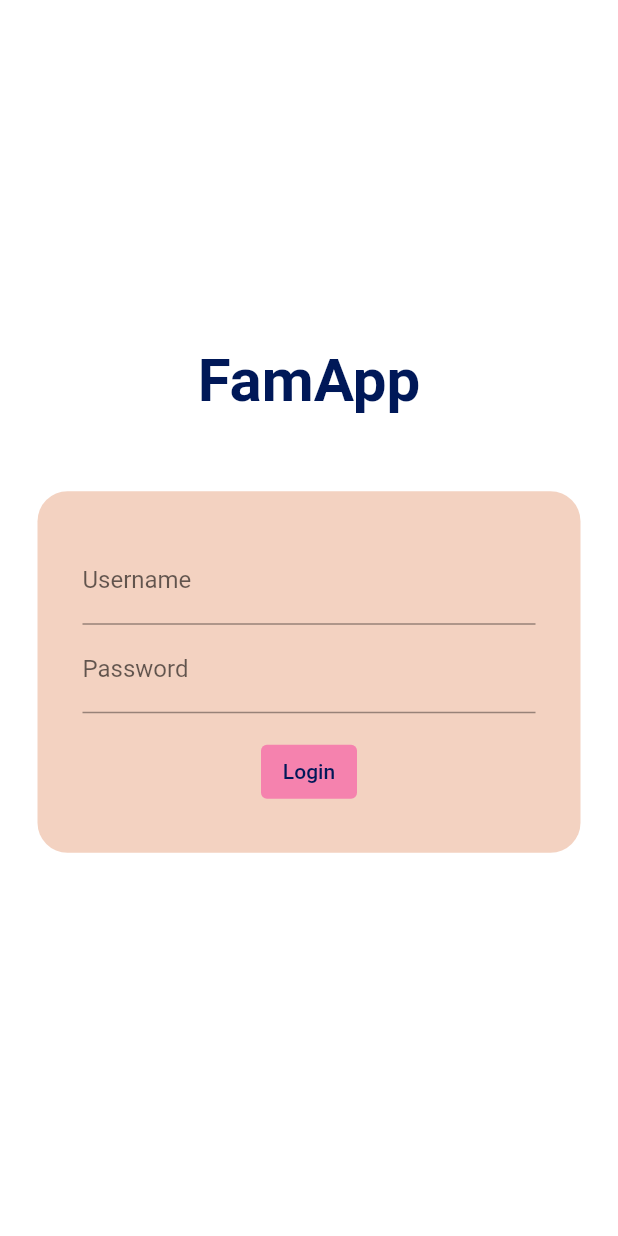
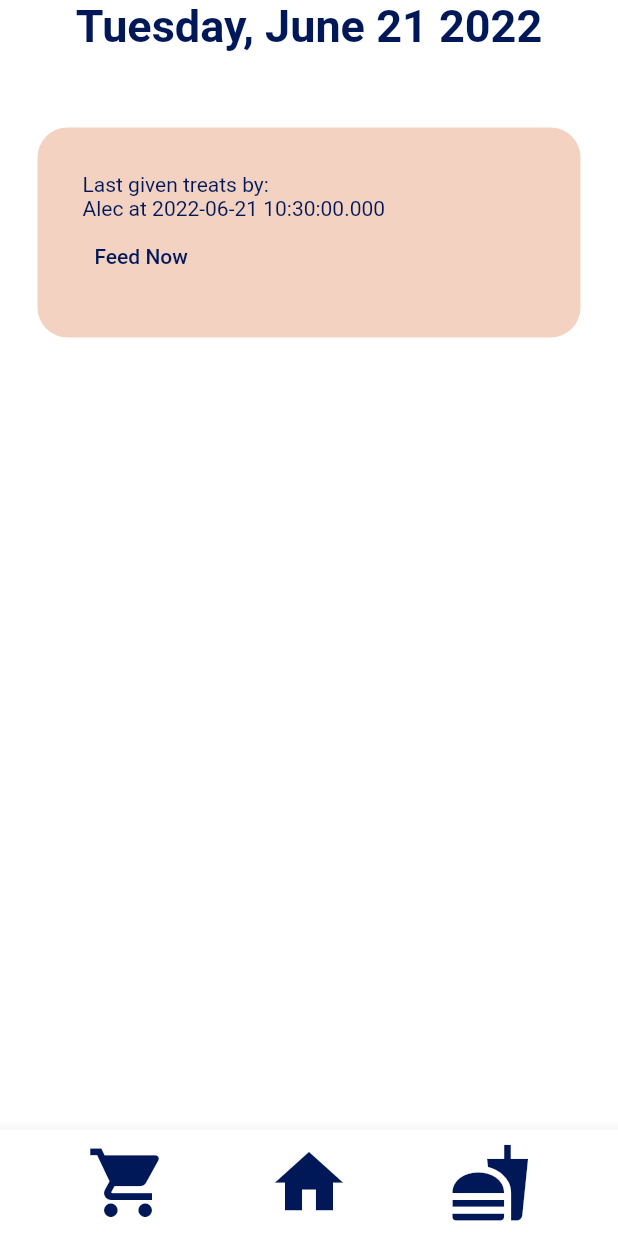
Before and after one commit to ilagon/famapp, a Flutter app: the screen it shows after launch, on a phone screen of 412 x 824 dp. Run offline on Flutter 3.47's test engine with Material 2 defaults, Android fonts, the phone set to English and light mode, and no system bars.

Commit message:
Created MainView date header and partial implementation of Diego Feeder section

```diff
--- /dev/null
+++ b/lib/components/custom_container.dart
@@ -0,0 +1,22 @@
+import 'package:flutter/material.dart';
+import '../constants/color_palette.dart';
+
+class CustomContainer extends StatelessWidget {
+  const CustomContainer({Key? key, required Widget child})
+      : _child = child,
+        super(key: key);
+
+  final Widget _child;
+
+  @override
+  Widget build(BuildContext context) {
+    return Container(
+        margin: const EdgeInsets.fromLTRB(25.0, 50.0, 25.0, 25.0),
+        padding: const EdgeInsets.all(30.0),
+        decoration: const BoxDecoration(
+          borderRadius: BorderRadius.all(Radius.circular(20)),
+          color: primaryColor,
+        ),
+        child: _child);
+  }
+}
--- /dev/null
+++ b/lib/diego_feeder/diego_feeder.dart
@@ -0,0 +1,41 @@
+import 'package:famapp/components/custom_container.dart';
+import 'package:famapp/constants/color_palette.dart';
+import 'package:famapp/diego_feeder/diego_feeder_service.dart';
+import 'package:flutter/material.dart';
+
+class DiegoFeeder extends StatefulWidget {
+  const DiegoFeeder({Key? key}) : super(key: key);
+
+  @override
+  State<DiegoFeeder> createState() => _DiegoFeederState();
+}
+
+class _DiegoFeederState extends State<DiegoFeeder> {
+  final DiegoFeederService _diegoFeeder = DiegoFeederService();
+
+  @override
+  Widget build(BuildContext context) {
+    return CustomContainer(
+      child: Row(
+        children: [
+          Column(
+            crossAxisAlignment: CrossAxisAlignment.start,
+            children: [
+              Text(
+                "Last given treats by:\n${_diegoFeeder.getLastFed()}",
+                style: const TextStyle(color: textColor),
+              ),
+              TextButton(
+                onPressed: () {},
+                child: const Text(
+                  "Feed Now",
+                  style: TextStyle(color: textColor),
+                ),
+              )
+            ],
+          )
+        ],
+      ),
+    );
+  }
+}
--- /dev/null
+++ b/lib/diego_feeder/diego_feeder_service.dart
@@ -0,0 +1,9 @@
+class DiegoFeederService {
+  // ignore: prefer_final_fields
+  DateTime _lastFedTime = DateTime.now();
+  String _lastFedBy = "Alec";
+
+  String getLastFed() {
+    return "$_lastFedBy at ${_lastFedTime.toString()}";
+  }
+}
--- a/lib/main.dart
+++ b/lib/main.dart
@@ -1,15 +1,87 @@
 import 'package:famapp/constants/color_palette.dart';
+import 'package:famapp/diego_feeder/diego_feeder.dart';
 import 'package:famapp/views/login_view.dart';
 import 'package:flutter/material.dart';
+import 'package:intl/intl.dart';
 
 void main() {
   runApp(
     MaterialApp(
-      home: const LoginView(),
+      home: const MainView(),
       theme: ThemeData.from(
         colorScheme: ColorScheme.fromSwatch(backgroundColor: backgroundColor),
       ),
       debugShowCheckedModeBanner: false,
+      routes: {
+        '/login': (context) => const LoginView(),
+        '/main': (context) => const MainView(),
+      },
     ),
   );
 }
+
+class MainView extends StatefulWidget {
+  const MainView({Key? key}) : super(key: key);
+
+  @override
+  State<MainView> createState() => _MainViewState();
+}
+
+class _MainViewState extends State<MainView> {
+  final _iconSize = 55.0;
+
+  @override
+  Widget build(BuildContext context) {
+    return Scaffold(
+      bottomNavigationBar: BottomAppBar(
+        child: Row(
+          mainAxisSize: MainAxisSize.max,
+          mainAxisAlignment: MainAxisAlignment.spaceEvenly,
+          children: [
+            IconButton(
+              onPressed: () {},
+              icon: const Icon(Icons.shopping_cart),
+              iconSize: _iconSize,
+              color: textColor,
+            ),
+            IconButton(
+              onPressed: () {},
+              icon: const Icon(Icons.home),
+              iconSize: _iconSize,
+              color: textColor,
+            ),
+            IconButton(
+              onPressed: () {},
+              icon: const Icon(Icons.fastfood),
+              iconSize: _iconSize,
+              color: textColor,
+            ),
+          ],
+        ),
+      ),
+      body: SafeArea(
+        child: Column(
+          children: [
+            Center(
+              child: Text(
+                getDate(),
+                style: const TextStyle(
+                  fontSize: 30.0,
+                  color: textColor,
+                  fontWeight: FontWeight.bold,
+                ),
+              ),
+            ),
+            const DiegoFeeder()
+          ],
+        ),
+      ),
+    );
+  }
+}
+
+String getDate() {
+  var now = DateTime.now();
+  var formatter = DateFormat("EEEE, MMMM d yyyy").format(now);
+  return formatter;
+}
--- a/lib/views/login_view.dart
+++ b/lib/views/login_view.dart
@@ -1,3 +1,4 @@
+import 'package:famapp/components/custom_container.dart';
 import 'package:famapp/constants/color_palette.dart';
 import 'package:flutter/material.dart';
 
@@ -40,13 +41,7 @@ class _LoginViewState extends State<LoginView> {
               fontWeight: FontWeight.bold,
             ),
           ),
-          Container(
-            margin: const EdgeInsets.fromLTRB(25.0, 50.0, 25.0, 25.0),
-            padding: const EdgeInsets.all(30.0),
-            decoration: const BoxDecoration(
-              borderRadius: BorderRadius.all(Radius.circular(20)),
-              color: primaryColor,
-            ),
+          CustomContainer(
             child: Column(
               mainAxisAlignment: MainAxisAlignment.spaceAround,
               children: [
--- a/pubspec.yaml
+++ b/pubspec.yaml
@@ -34,6 +34,7 @@ dependencies:
   # The following adds the Cupertino Icons font to your application.
   # Use with the CupertinoIcons class for iOS style icons.
   cupertino_icons: ^1.0.2
+  intl: ^0.17.0
 
 dev_dependencies:
   flutter_test:
```
Also changed, not shown: pubspec.lock.
